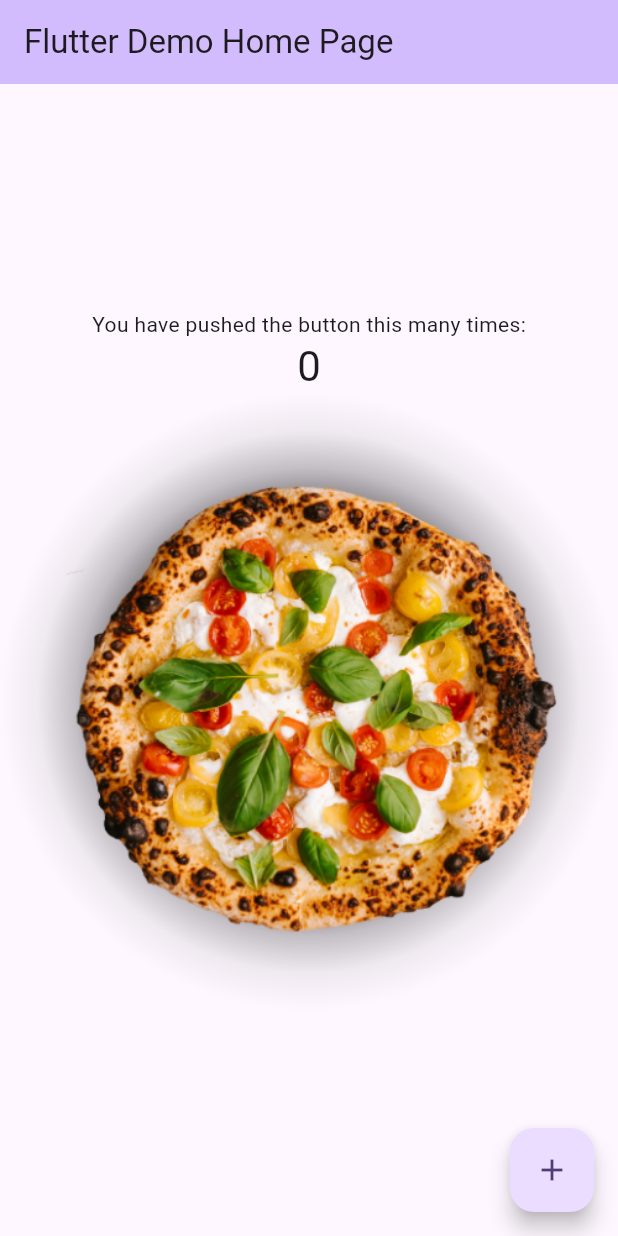
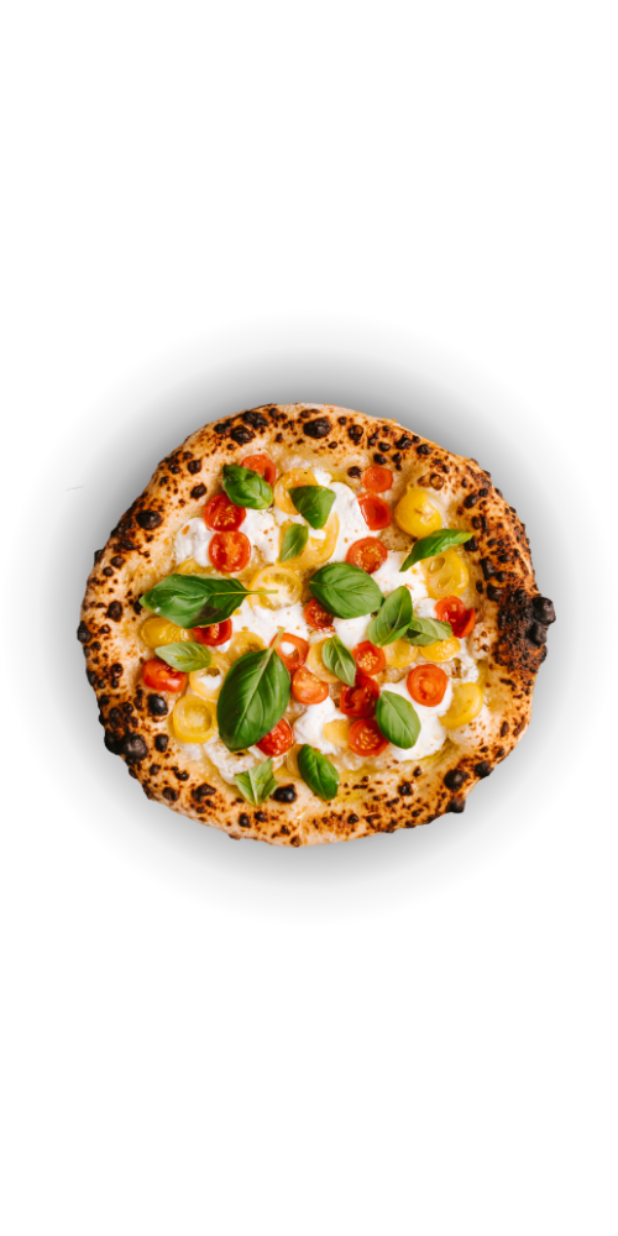
Before and after one commit to Keekuun/hello_flutter_pizza_app, a Flutter app: the screen it shows after launch, on a phone screen of 412 x 824 dp. Run offline on Flutter 3.47's test engine with Material 3 defaults, Android fonts, the phone set to English and light mode, and no system bars.

Commit message:
feat: app view

```diff
--- /dev/null
+++ b/lib/app.dart
@@ -0,0 +1,13 @@
+import 'package:flutter/material.dart';
+
+import 'app_view.dart';
+
+class MyApp extends StatelessWidget {
+  const MyApp({super.key});
+
+  // This widget is the root of your application.
+  @override
+  Widget build(BuildContext context) {
+    return const MyAppView();
+  }
+}
--- /dev/null
+++ b/lib/app_view.dart
@@ -0,0 +1,17 @@
+import 'package:flutter/material.dart';
+
+class MyAppView extends StatelessWidget {
+  const MyAppView({super.key});
+
+  @override
+  Widget build(BuildContext context) {
+    return MaterialApp(
+      title: 'Pizza App',
+      theme: ThemeData(
+        colorScheme: ColorScheme.fromSeed(seedColor: Colors.deepPurple),
+        useMaterial3: true,
+      ),
+      home: Image.asset('assets/1.png'),
+    );
+  }
+}
--- a/lib/main.dart
+++ b/lib/main.dart
@@ -1,126 +1,7 @@
 import 'package:flutter/material.dart';
+
+import 'app.dart';
 
 void main() {
   runApp(const MyApp());
 }
-
-class MyApp extends StatelessWidget {
-  const MyApp({super.key});
-
-  // This widget is the root of your application.
-  @override
-  Widget build(BuildContext context) {
-    return MaterialApp(
-      title: 'Flutter Demo',
-      theme: ThemeData(
-        // This is the theme of your application.
-        //
-        // TRY THIS: Try running your application with "flutter run". You'll see
-        // the application has a purple toolbar. Then, without quitting the app,
-        // try changing the seedColor in the colorScheme below to Colors.green
-        // and then invoke "hot reload" (save your changes or press the "hot
-        // reload" button in a Flutter-supported IDE, or press "r" if you used
-        // the command line to start the app).
-        //
-        // Notice that the counter didn't reset back to zero; the application
-        // state is not lost during the reload. To reset the state, use hot
-        // restart instead.
-        //
-        // This works for code too, not just values: Most code changes can be
-        // tested with just a hot reload.
-        colorScheme: ColorScheme.fromSeed(seedColor: Colors.deepPurple),
-        useMaterial3: true,
-      ),
-      home: const MyHomePage(title: 'Flutter Demo Home Page'),
-    );
-  }
-}
-
-class MyHomePage extends StatefulWidget {
-  const MyHomePage({super.key, required this.title});
-
-  // This widget is the home page of your application. It is stateful, meaning
-  // that it has a State object (defined below) that contains fields that affect
-  // how it looks.
-
-  // This class is the configuration for the state. It holds the values (in this
-  // case the title) provided by the parent (in this case the App widget) and
-  // used by the build method of the State. Fields in a Widget subclass are
-  // always marked "final".
-
-  final String title;
-
-  @override
-  State<MyHomePage> createState() => _MyHomePageState();
-}
-
-class _MyHomePageState extends State<MyHomePage> {
-  int _counter = 0;
-
-  void _incrementCounter() {
-    setState(() {
-      // This call to setState tells the Flutter framework that something has
-      // changed in this State, which causes it to rerun the build method below
-      // so that the display can reflect the updated values. If we changed
-      // _counter without calling setState(), then the build method would not be
-      // called again, and so nothing would appear to happen.
-      _counter++;
-    });
-  }
-
-  @override
-  Widget build(BuildContext context) {
-    // This method is rerun every time setState is called, for instance as done
-    // by the _incrementCounter method above.
-    //
-    // The Flutter framework has been optimized to make rerunning build methods
-    // fast, so that you can just rebuild anything that needs updating rather
-    // than having to individually change instances of widgets.
-    return Scaffold(
-      appBar: AppBar(
-        // TRY THIS: Try changing the color here to a specific color (to
-        // Colors.amber, perhaps?) and trigger a hot reload to see the AppBar
-        // change color while the other colors stay the same.
-        backgroundColor: Theme.of(context).colorScheme.inversePrimary,
-        // Here we take the value from the MyHomePage object that was created by
-        // the App.build method, and use it to set our appbar title.
-        title: Text(widget.title),
-      ),
-      body: Center(
-        // Center is a layout widget. It takes a single child and positions it
-        // in the middle of the parent.
-        child: Column(
-          // Column is also a layout widget. It takes a list of children and
-          // arranges them vertically. By default, it sizes itself to fit its
-          // children horizontally, and tries to be as tall as its parent.
-          //
-          // Column has various properties to control how it sizes itself and
-          // how it positions its children. Here we use mainAxisAlignment to
-          // center the children vertically; the main axis here is the vertical
-          // axis because Columns are vertical (the cross axis would be
-          // horizontal).
-          //
-          // TRY THIS: Invoke "debug painting" (choose the "Toggle Debug Paint"
-          // action in the IDE, or press "p" in the console), to see the
-          // wireframe for each widget.
-          mainAxisAlignment: MainAxisAlignment.center,
-          children: <Widget>[
-            const Text(
-              'You have pushed the button this many times:',
-            ),
-            Text(
-              '$_counter',
-              style: Theme.of(context).textTheme.headlineMedium,
-            ),
-            Image.asset('assets/1.png'),
-          ],
-        ),
-      ),
-      floatingActionButton: FloatingActionButton(
-        onPressed: _incrementCounter,
-        tooltip: 'Increment',
-        child: const Icon(Icons.add),
-      ), // This trailing comma makes auto-formatting nicer for build methods.
-    );
-  }
-}
```
Also changed, not shown: 2 other files.
